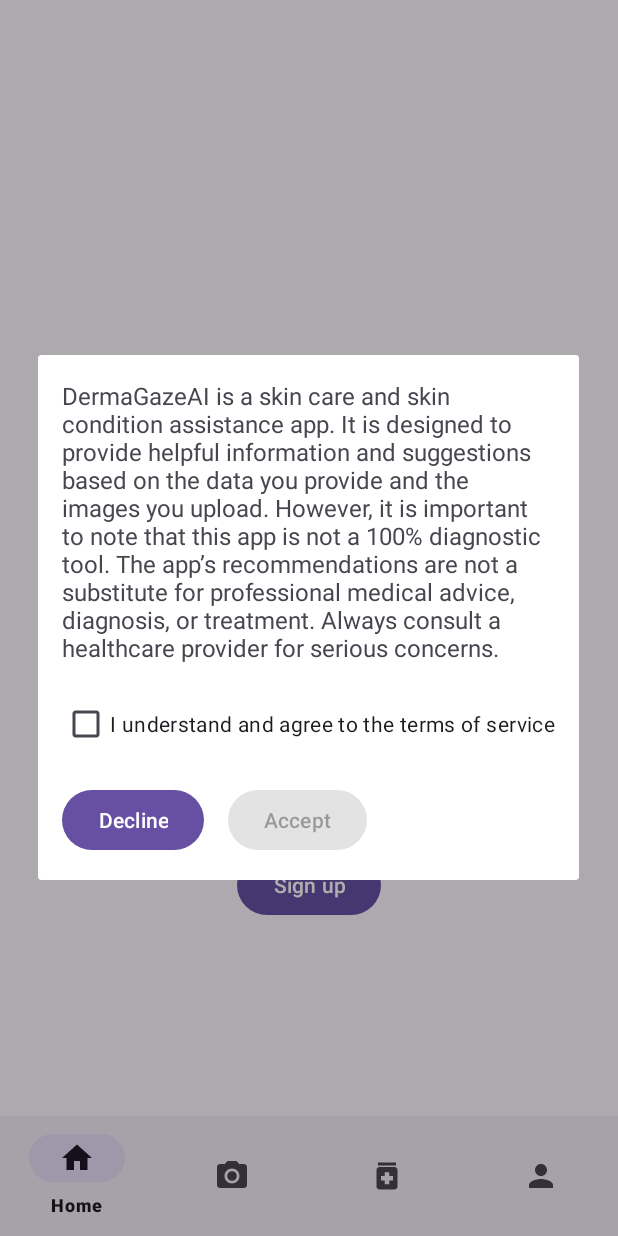
After one commit to RoosterMonkey777/DermaGazeAI, an Android app: the TermsOfServiceDialogFragment screen opened through its navigation route, on a phone screen of 412 x 824 dp. The commit adds this screen. Run offline under Robolectric (Android 15) with nearby library versions, the phone set to English and light mode, and no system bars; our stand-ins replace navigation-ui; libraries missing offline, so code that uses them is left out: com.amplifyframework.core.

Commit message:
added terms of service

```diff
--- /dev/null
+++ b/app/src/main/java/khan/z/dermagazeai/dialogs/TermsOfServiceDialogFragment.kt
@@ -0,0 +1,55 @@
+package khan.z.dermagazeai.dialogs
+
+import android.os.Bundle
+import androidx.fragment.app.Fragment
+import android.view.LayoutInflater
+import android.view.View
+import android.view.ViewGroup
+import android.widget.Button
+import android.widget.CheckBox
+import androidx.fragment.app.DialogFragment
+import androidx.navigation.fragment.findNavController
+import com.amplifyframework.core.Amplify
+import khan.z.dermagazeai.R
+import khan.z.dermagazeai.registration.helpers.AuthorizationUtils
+
+class TermsOfServiceDialogFragment : DialogFragment() {
+
+    private lateinit var checkboxAgree: CheckBox
+    private lateinit var btnAccept: Button
+    private lateinit var btnDecline: Button
+
+    override fun onCreateView(
+        inflater: LayoutInflater, container: ViewGroup?,
+        savedInstanceState: Bundle?
+    ): View? {
+        val view = inflater.inflate(R.layout.fragment_terms_of_service_dialog, container, false)
+
+        checkboxAgree = view.findViewById(R.id.checkbox_agree)
+        btnAccept = view.findViewById(R.id.btn_accept)
+        btnDecline = view.findViewById(R.id.btn_decline)
+
+        // Enable Accept button only when checkbox is checked
+        checkboxAgree.setOnCheckedChangeListener { _, isChecked ->
+            btnAccept.isEnabled = isChecked
+        }
+
+        btnAccept.setOnClickListener {
+            // Proceed to UserProfileDialogFragment, but don't save consentGiven yet
+            findNavController().navigate(R.id.action_termsOfServiceDialogFragment_to_userProfileDialogFragment)
+           // dismiss()
+        }
+
+        btnDecline.setOnClickListener {
+            // Use the AuthorizationUtils to handle sign out
+            AuthorizationUtils.signOut(requireContext()) {
+                // Navigate back to login screen after sign out
+                requireActivity().runOnUiThread {
+                    findNavController().navigate(R.id.action_termsOfServiceDialogFragment_to_loginFragment)
+                }
+            }
+        }
+
+        return view
+    }
+}
--- a/app/src/main/java/khan/z/dermagazeai/manager/UserProfileManager.kt
+++ b/app/src/main/java/khan/z/dermagazeai/manager/UserProfileManager.kt
@@ -42,6 +42,7 @@ class UserProfileManager {
         email: String,
         age: Int?,
         gender: String,
+        consentGiven: Boolean,
         onSuccess: () -> Unit,
         onError: (Exception) -> Unit
     ) {
@@ -49,6 +50,7 @@ class UserProfileManager {
             .firstname(firstName)
             .lastname(lastName)
             .email(email)
+            .consentGiven(consentGiven)
             .age(age)
             .gender(gender)
             .build()
--- /dev/null
+++ b/app/src/main/res/layout/fragment_terms_of_service_dialog.xml
@@ -0,0 +1,45 @@
+<?xml version="1.0" encoding="utf-8"?>
+<LinearLayout
+    xmlns:android="http://schemas.android.com/apk/res/android"
+    android:layout_width="match_parent"
+    android:layout_height="wrap_content"
+    android:orientation="vertical"
+    android:padding="16dp">
+
+    <TextView
+        android:id="@+id/tv_terms_of_service"
+        android:layout_width="match_parent"
+        android:layout_height="wrap_content"
+        android:text="DermaGazeAI is a skin care and skin condition assistance app. It is designed to provide helpful information and suggestions based on the data you provide and the images you upload. However, it is important to note that this app is not a 100% diagnostic tool. The app’s recommendations are not a substitute for professional medical advice, diagnosis, or treatment. Always consult a healthcare provider for serious concerns."
+        android:textSize="16sp"
+        android:layout_marginBottom="16dp"/>
+
+    <CheckBox
+        android:id="@+id/checkbox_agree"
+        android:layout_width="wrap_content"
+        android:layout_height="wrap_content"
+        android:text="I understand and agree to the terms of service"/>
+
+    <LinearLayout
+        android:layout_width="match_parent"
+        android:layout_height="wrap_content"
+        android:orientation="horizontal"
+        android:layout_gravity="end"
+        android:layout_marginTop="16dp">
+
+        <Button
+            android:id="@+id/btn_decline"
+            android:layout_width="wrap_content"
+            android:layout_height="wrap_content"
+            android:text="Decline"/>
+
+        <Button
+            android:id="@+id/btn_accept"
+            android:layout_width="wrap_content"
+            android:layout_height="wrap_content"
+            android:text="Accept"
+            android:layout_marginStart="16dp"
+            android:enabled="false"/> <!-- Disabled by default -->
+    </LinearLayout>
+
+</LinearLayout>
--- a/app/src/main/res/navigation/nav_graph.xml
+++ b/app/src/main/res/navigation/nav_graph.xml
@@ -5,7 +5,7 @@
     android:id="@+id/nav_graph"
     app:startDestination="@id/startupFragment">
 
-<!--startup-->
+    <!--startup-->
     <fragment
         android:id="@+id/startupFragment"
         android:name="khan.z.dermagazeai.registration.views.StartupFragment"
@@ -19,7 +19,7 @@
             app:destination="@id/signupFragment" />
     </fragment>
 
-<!--signup-->
+    <!--signup-->
     <fragment
         android:id="@+id/signupFragment"
         android:name="khan.z.dermagazeai.registration.views.SignupFragment"
@@ -36,8 +36,7 @@
             app:destination="@id/homeFragment" />
     </fragment>
 
-
-<!--confirmation    -->
+    <!--confirmation-->
     <fragment
         android:id="@+id/confirmationFragment"
         android:name="khan.z.dermagazeai.registration.views.ConfirmationFragment"
@@ -48,12 +47,10 @@
             app:destination="@id/loginFragment" />
         <action
             android:id="@+id/action_confirmationFragment_to_signupFragment"
-            app:destination="@+id/signupFragment">
-        </action>
+            app:destination="@id/signupFragment" />
     </fragment>
 
-
-<!--login-->
+    <!--login-->
     <fragment
         android:id="@+id/loginFragment"
         android:name="khan.z.dermagazeai.registration.views.LoginFragment"
@@ -66,7 +63,6 @@
             android:id="@+id/action_loginFragment_to_homeFragment"
             app:destination="@id/homeFragment" />
     </fragment>
-
 
     <!--home-->
     <fragment
@@ -88,7 +84,28 @@
         <action
             android:id="@+id/action_homeFragment_to_aboutFragment"
             app:destination="@id/aboutFragment" />
+        <action
+            android:id="@+id/action_homeFragment_to_termsOfServiceDialogFragment"
+            app:destination="@id/termsOfServiceDialogFragment"
+            app:popUpTo="@id/homeFragment"
+            app:popUpToInclusive="true" />
     </fragment>
+
+    <!--terms of service dialog-->
+    <dialog
+        android:id="@+id/termsOfServiceDialogFragment"
+        android:name="khan.z.dermagazeai.dialogs.TermsOfServiceDialogFragment"
+        android:label="Terms of Service"
+        tools:layout="@layout/fragment_terms_of_service_dialog">
+        <action
+            android:id="@+id/action_termsOfServiceDialogFragment_to_userProfileDialogFragment"
+            app:destination="@id/userProfileDialogFragment" />
+        <action
+            android:id="@+id/action_termsOfServiceDialogFragment_to_loginFragment"
+            app:destination="@id/loginFragment"
+            app:popUpTo="@id/homeFragment"
+            app:popUpToInclusive="true" />
+    </dialog>
 
     <!--user profile dialog-->
     <dialog
@@ -134,7 +151,6 @@
         android:label="Medication"
         tools:layout="@layout/fragment_medication" />
 
-
     <!--user profile fragment-->
     <fragment
         android:id="@+id/userProfileFragment"
```
Also changed, not shown: app/src/main/java/khan/z/dermagazeai/HomeFragment.kt (+25 -4 lines), app/src/main/java/khan/z/dermagazeai/dialogs/UserProfileDialogFragment.kt (+31 -29 lines), app/src/main/java/com/amplifyframework/datastore/generated/model/AmplifyModelProvider.java, app/src/main/java/com/amplifyframework/datastore/generated/model/User.java, 1 other file.
